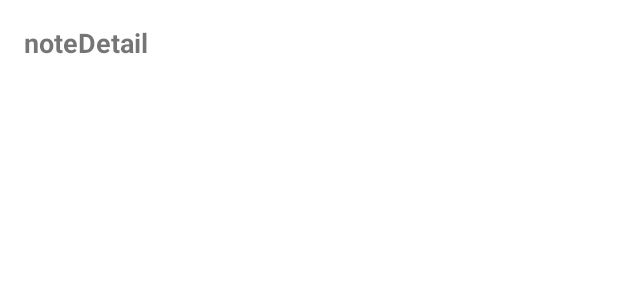
After one commit to TasmiyahTaj/ANDE-Tas-Su, an Android app: the layout activity_note_details.xml on its own in the app's theme, with its tools: preview values and no code run, on a phone screen of 412 x 824 dp. The commit adds this screen. Shown: the top 300 px of the screen. Run offline under Robolectric (Android 15) with nearby library versions, the phone set to English and light mode, and no system bars; Roboto replaces fonts that are not available here.

Commit message:
can see note detail

```diff
--- a/app/src/main/java/com/example/studylink_studio_dit2b03/Note.java
+++ b/app/src/main/java/com/example/studylink_studio_dit2b03/Note.java
@@ -1,8 +1,9 @@
 package com.example.studylink_studio_dit2b03;
 
 import java.util.Date;
+import java.io.Serializable;
 
-public class Note {
+public class Note implements Serializable {
     private String noteId;
     private String title;
     private String content;
@@ -10,6 +11,7 @@ public class Note {
     private String communityId; // Assuming this is the ID of the community associated with the note
     private double price;
     private String attachmentUrl; // URL or reference to the attachment file
+
 
     // Default constructor
     public Note() {
--- /dev/null
+++ b/app/src/main/res/layout/activity_note_details.xml
@@ -0,0 +1,38 @@
+<?xml version="1.0" encoding="utf-8"?>
+<!-- activity_note_details.xml -->
+<LinearLayout
+    xmlns:android="http://schemas.android.com/apk/res/android"
+    android:layout_width="match_parent"
+    android:layout_height="match_parent"
+    android:orientation="vertical"
+    android:padding="16dp">
+
+    <TextView
+        android:layout_width="wrap_content"
+        android:layout_height="wrap_content"
+        android:textSize="18sp"
+        android:text = "noteDetail"
+        android:textStyle="bold" />
+
+    <TextView
+        android:id="@+id/textNoteTitle"
+        android:layout_width="wrap_content"
+        android:layout_height="wrap_content"
+        android:textSize="18sp"
+        android:textStyle="bold" />
+
+    <TextView
+        android:id="@+id/textNoteContent"
+        android:layout_width="wrap_content"
+        android:layout_height="wrap_content"
+        android:textSize="16sp" />
+
+    <TextView
+        android:id="@+id/textNotePrice"
+        android:layout_width="wrap_content"
+        android:layout_height="wrap_content"
+        android:textSize="16sp" />
+
+    <!-- Add more TextViews or UI elements for other details -->
+
+</LinearLayout>
```
Also changed, not shown: app/src/main/AndroidManifest.xml (+11 -9 lines), app/src/main/java/com/example/studylink_studio_dit2b03/NoteAdapter.java (+25 -6 lines), app/src/main/java/com/example/studylink_studio_dit2b03/NoteDetailFragment.java (added, +40 -0 lines), app/src/main/java/com/example/studylink_studio_dit2b03/NoteDetailsActivity.java (added, +36 -0 lines), app/src/main/java/com/example/studylink_studio_dit2b03/NotesFragment.java (+44 -24 lines), app/src/main/res/layout/fragment_note_detail.xml (added, +27 -0 lines), app/src/main/java/com/example/studylink_studio_dit2b03/CommunityPageFragment.java (indentation only), app/src/main/java/com/example/studylink_studio_dit2b03/CommunityPagerAdapter.java (line endings or trailing spaces), app/src/main/res/layout/fragment_notes.xml (line endings or trailing spaces), app/src/main/res/layout/item_note.xml (line endings or trailing spaces).
